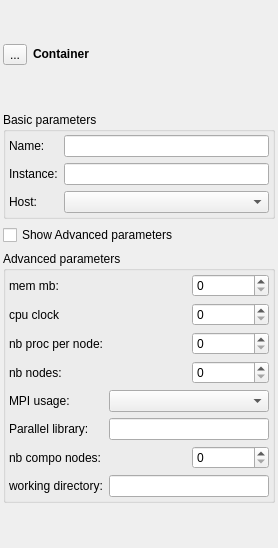
This is src/genericgui/FormContainer.ui in SalomePlatform/yacs as Qt 5 draws it before an edit. The edited form follows.
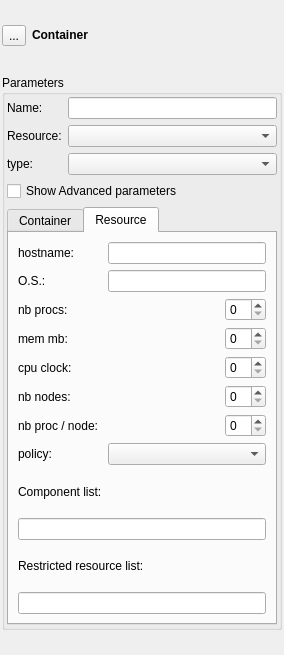
This is the edited form. Custom widgets are drawn as their Qt base class.

Diff of the .ui file:
```diff
--- a/src/genericgui/FormContainer.ui
+++ b/src/genericgui/FormContainer.ui
@@ -1,35 +1,26 @@
 <ui version="4.0" >
  <class>fm_container</class>
- <widget class="QWidget" name="fm_container" >
-  <property name="geometry" >
+ <widget class="QWidget" name="fm_container">
+  <property name="geometry">
    <rect>
     <x>0</x>
     <y>0</y>
-    <width>278</width>
-    <height>548</height>
+    <width>284</width>
+    <height>655</height>
    </rect>
   </property>
   <property name="windowTitle" >
    <string>Form</string>
   </property>
-  <layout class="QGridLayout" >
-   <property name="leftMargin" >
-    <number>3</number>
+  <layout class="QGridLayout" name="gridLayout_5">
+   <property name="margin">
+    <number>2</number>
    </property>
-   <property name="topMargin" >
-    <number>3</number>
-   </property>
-   <property name="rightMargin" >
-    <number>3</number>
-   </property>
-   <property name="bottomMargin" >
-    <number>3</number>
-   </property>
-   <item row="0" column="0" >
-    <layout class="QHBoxLayout" >
+   <item row="0" column="0">
+    <layout class="QHBoxLayout" name="horizontalLayout">
      <item>
-      <widget class="QToolButton" name="tb_container" >
-       <property name="text" >
+      <widget class="QToolButton" name="tb_container">
+       <property name="text">
         <string>...</string>
        </property>
        <property name="checkable" >
@@ -38,9 +29,9 @@
       </widget>
      </item>
      <item>
-      <widget class="QLabel" name="label" >
-       <property name="sizePolicy" >
-        <sizepolicy vsizetype="Fixed" hsizetype="Preferred" >
+      <widget class="QLabel" name="label">
+       <property name="sizePolicy">
+        <sizepolicy hsizetype="Preferred" vsizetype="Fixed">
          <horstretch>0</horstretch>
          <verstretch>0</verstretch>
         </sizepolicy>
@@ -56,224 +47,463 @@
        </property>
       </widget>
      </item>
+     <item>
+      <spacer name="horizontalSpacer_7">
+       <property name="orientation">
+        <enum>Qt::Horizontal</enum>
+       </property>
+       <property name="sizeHint" stdset="0">
+        <size>
+         <width>40</width>
+         <height>20</height>
+        </size>
+       </property>
+      </spacer>
+     </item>
     </layout>
    </item>
-   <item row="1" column="0" >
-    <widget class="QFrame" name="fr_container" >
-     <property name="sizePolicy" >
-      <sizepolicy vsizetype="Fixed" hsizetype="Preferred" >
+   <item row="1" column="0">
+    <widget class="QGroupBox" name="gb_basic">
+     <property name="sizePolicy">
+      <sizepolicy hsizetype="Preferred" vsizetype="Fixed">
        <horstretch>0</horstretch>
        <verstretch>0</verstretch>
       </sizepolicy>
      </property>
-     <property name="frameShape" >
-      <enum>QFrame::NoFrame</enum>
+     <property name="title">
+      <string>Parameters</string>
      </property>
-     <property name="frameShadow" >
-      <enum>QFrame::Raised</enum>
-     </property>
-     <layout class="QGridLayout" >
-      <property name="leftMargin" >
-       <number>0</number>
+     <layout class="QGridLayout" name="gridLayout_4">
+      <property name="margin">
+       <number>2</number>
       </property>
-      <property name="topMargin" >
-       <number>0</number>
-      </property>
-      <property name="rightMargin" >
-       <number>0</number>
-      </property>
-      <property name="bottomMargin" >
-       <number>0</number>
-      </property>
-      <item row="0" column="0" >
-       <widget class="QGroupBox" name="gb_basic" >
-        <property name="sizePolicy" >
-         <sizepolicy vsizetype="Fixed" hsizetype="Preferred" >
-          <horstretch>0</horstretch>
-          <verstretch>0</verstretch>
-         </sizepolicy>
+      <item row="0" column="0">
+       <widget class="QLabel" name="label_2">
+        <property name="text">
+         <string>Name:</string>
         </property>
-        <property name="title" >
-         <string>Basic parameters</string>
+       </widget>
+      </item>
+      <item row="0" column="1">
+       <widget class="QLineEdit" name="le_name">
+        <property name="toolTip">
+         <string>identification of the container in schema</string>
         </property>
-        <layout class="QGridLayout" >
-         <property name="leftMargin" >
-          <number>3</number>
-         </property>
-         <property name="topMargin" >
-          <number>3</number>
-         </property>
-         <property name="rightMargin" >
-          <number>3</number>
-         </property>
-         <property name="bottomMargin" >
-          <number>3</number>
-         </property>
-         <item row="0" column="0" >
-          <widget class="QLabel" name="label_2" >
-           <property name="text" >
-            <string>Name:</string>
-           </property>
-          </widget>
-         </item>
-         <item row="0" column="1" >
-          <widget class="QLineEdit" name="le_name" >
-           <property name="toolTip" >
-            <string>identification of the container in schema</string>
-           </property>
-          </widget>
-         </item>
-         <item row="1" column="0" >
-          <widget class="QLabel" name="label_3" >
-           <property name="text" >
-            <string>Instance:</string>
-           </property>
-          </widget>
-         </item>
-         <item row="1" column="1" >
-          <widget class="QLineEdit" name="le_instance" >
-           <property name="toolTip" >
-            <string>name of the container when instanciated at runtime</string>
-           </property>
-          </widget>
-         </item>
-         <item row="2" column="0" >
-          <widget class="QLabel" name="label_4" >
-           <property name="text" >
-            <string>Host:</string>
-           </property>
-          </widget>
-         </item>
-         <item row="2" column="1" >
-          <widget class="QComboBox" name="cb_host" >
-           <property name="toolTip" >
-            <string>name of the computer hosting container when manually set</string>
-           </property>
-          </widget>
-         </item>
-        </layout>
        </widget>
       </item>
-      <item row="1" column="0" >
-       <widget class="QCheckBox" name="ch_advance" >
-        <property name="text" >
+      <item row="1" column="0">
+       <widget class="QLabel" name="label_4">
+        <property name="text">
+         <string>Resource:</string>
+        </property>
+       </widget>
+      </item>
+      <item row="1" column="1">
+       <widget class="ComboBox" name="cb_resource">
+        <property name="toolTip">
+         <string>name of the resource hosting container when manually set</string>
+        </property>
+       </widget>
+      </item>
+      <item row="2" column="0">
+       <widget class="QLabel" name="label_15">
+        <property name="text">
+         <string>type:</string>
+        </property>
+       </widget>
+      </item>
+      <item row="2" column="1">
+       <widget class="ComboBox" name="cb_type">
+        <property name="toolTip">
+         <string>container type</string>
+        </property>
+        <property name="maxVisibleItems">
+         <number>2</number>
+        </property>
+       </widget>
+      </item>
+      <item row="3" column="0" colspan="2">
+       <widget class="QCheckBox" name="ch_advance">
+        <property name="text">
          <string>Show Advanced parameters</string>
         </property>
        </widget>
       </item>
-      <item row="2" column="0" >
-       <widget class="QGroupBox" name="gb_advance" >
-        <property name="sizePolicy" >
-         <sizepolicy vsizetype="Fixed" hsizetype="Preferred" >
-          <horstretch>0</horstretch>
-          <verstretch>0</verstretch>
-         </sizepolicy>
+      <item row="4" column="0" colspan="2">
+       <widget class="QTabWidget" name="tw_advance">
+        <property name="currentIndex">
+         <number>1</number>
         </property>
-        <property name="title" >
-         <string>Advanced parameters</string>
-        </property>
-        <layout class="QGridLayout" >
-         <property name="leftMargin" >
-          <number>3</number>
-         </property>
-         <property name="topMargin" >
-          <number>3</number>
-         </property>
-         <property name="rightMargin" >
-          <number>3</number>
-         </property>
-         <property name="bottomMargin" >
-          <number>3</number>
-         </property>
-         <item row="0" column="0" >
-          <widget class="QLabel" name="label_5" >
-           <property name="text" >
-            <string>mem mb:</string>
-           </property>
-          </widget>
-         </item>
-         <item row="0" column="2" >
-          <widget class="QSpinBox" name="sb_mem" >
-           <property name="toolTip" >
-            <string>required memory (megaBytes)</string>
-           </property>
-          </widget>
-         </item>
-         <item row="1" column="0" >
-          <widget class="QLabel" name="label_6" >
-           <property name="text" >
-            <string>cpu clock</string>
-           </property>
-          </widget>
-         </item>
-         <item row="1" column="2" >
-          <widget class="QSpinBox" name="sb_cpu" >
-           <property name="toolTip" >
-            <string>required cpu clock frequency (MHz)</string>
-           </property>
-          </widget>
-         </item>
-         <item row="2" column="0" colspan="2" >
-          <widget class="QLabel" name="label_7" >
-           <property name="text" >
-            <string>nb proc per node:</string>
-           </property>
-          </widget>
-         </item>
-         <item row="2" column="2" >
-          <widget class="QSpinBox" name="sb_procNode" />
-         </item>
-         <item row="3" column="0" >
-          <widget class="QLabel" name="label_8" >
-           <property name="text" >
-            <string>nb nodes:</string>
-           </property>
-          </widget>
-         </item>
-         <item row="3" column="2" >
-          <widget class="QSpinBox" name="sb_nbNodes" />
-         </item>
-         <item row="4" column="0" >
-          <widget class="QLabel" name="label_9" >
-           <property name="text" >
-            <string>MPI usage:</string>
-           </property>
-          </widget>
-         </item>
-         <item row="4" column="1" colspan="2" >
-          <widget class="QComboBox" name="cb_mpi" />
-         </item>
-         <item row="5" column="0" >
-          <widget class="QLabel" name="label_10" >
-           <property name="text" >
-            <string>Parallel library:</string>
-           </property>
-          </widget>
-         </item>
-         <item row="5" column="1" colspan="2" >
-          <widget class="QLineEdit" name="le_parallel" />
-         </item>
-         <item row="6" column="0" >
-          <widget class="QLabel" name="label_11" >
-           <property name="text" >
-            <string>nb compo nodes:</string>
-           </property>
-          </widget>
-         </item>
-         <item row="6" column="2" >
-          <widget class="QSpinBox" name="sb_nbCompoNodes" />
-         </item>
-         <item row="7" column="0" >
-          <widget class="QLabel" name="label_12" >
-           <property name="text" >
-            <string>working directory:</string>
-           </property>
-          </widget>
-         </item>
-         <item row="7" column="1" colspan="2" >
-          <widget class="QLineEdit" name="le_workdir" />
-         </item>
-        </layout>
+        <widget class="QWidget" name="tab">
+         <attribute name="title">
+          <string>Container</string>
+         </attribute>
+         <layout class="QGridLayout" name="gridLayout_2">
+          <item row="0" column="0" colspan="2">
+           <widget class="QLabel" name="label_3">
+            <property name="text">
+             <string>container name:</string>
+            </property>
+           </widget>
+          </item>
+          <item row="0" column="2">
+           <widget class="QLineEdit" name="le_contname">
+            <property name="toolTip">
+             <string>name of the container when instanciated at runtime</string>
+            </property>
+           </widget>
+          </item>
+          <item row="1" column="0">
+           <widget class="QLabel" name="label_9">
+            <property name="text">
+             <string>mode:</string>
+            </property>
+           </widget>
+          </item>
+          <item row="2" column="0" colspan="2">
+           <widget class="QLabel" name="label_12">
+            <property name="text">
+             <string>working dir:</string>
+            </property>
+           </widget>
+          </item>
+          <item row="2" column="2">
+           <widget class="QLineEdit" name="le_workdir"/>
+          </item>
+          <item row="3" column="0" colspan="3">
+           <widget class="QGroupBox" name="groupBox_2">
+            <property name="title">
+             <string>Parallel parameters</string>
+            </property>
+            <layout class="QGridLayout" name="gridLayout">
+             <item row="0" column="0">
+              <widget class="QLabel" name="label_16">
+               <property name="text">
+                <string>nb procs:</string>
+               </property>
+              </widget>
+             </item>
+             <item row="0" column="3">
+              <widget class="QSpinBox" name="sb_nbprocpar">
+               <property name="sizePolicy">
+                <sizepolicy hsizetype="Fixed" vsizetype="Fixed">
+                 <horstretch>0</horstretch>
+                 <verstretch>0</verstretch>
+                </sizepolicy>
+               </property>
+              </widget>
+             </item>
+             <item row="1" column="0" colspan="4">
+              <widget class="QCheckBox" name="ch_mpi">
+               <property name="sizePolicy">
+                <sizepolicy hsizetype="Minimum" vsizetype="Fixed">
+                 <horstretch>0</horstretch>
+                 <verstretch>0</verstretch>
+                </sizepolicy>
+               </property>
+               <property name="layoutDirection">
+                <enum>Qt::RightToLeft</enum>
+               </property>
+               <property name="autoFillBackground">
+                <bool>false</bool>
+               </property>
+               <property name="text">
+                <string>MPI container</string>
+               </property>
+              </widget>
+             </item>
+             <item row="2" column="0" colspan="2">
+              <widget class="QLabel" name="label_17">
+               <property name="text">
+                <string>PaCO++ lib:</string>
+               </property>
+              </widget>
+             </item>
+             <item row="2" column="2" colspan="2">
+              <widget class="ComboBox" name="cb_parallel">
+               <property name="editable">
+                <bool>false</bool>
+               </property>
+              </widget>
+             </item>
+             <item row="0" column="2">
+              <spacer name="horizontalSpacer">
+               <property name="orientation">
+                <enum>Qt::Horizontal</enum>
+               </property>
+               <property name="sizeHint" stdset="0">
+                <size>
+                 <width>50</width>
+                 <height>20</height>
+                </size>
+               </property>
+              </spacer>
+             </item>
+            </layout>
+           </widget>
+          </item>
+          <item row="4" column="1">
+           <spacer name="verticalSpacer">
+            <property name="orientation">
+             <enum>Qt::Vertical</enum>
+            </property>
+            <property name="sizeHint" stdset="0">
+             <size>
+              <width>20</width>
+              <height>168</height>
+             </size>
+            </property>
+           </spacer>
+          </item>
+          <item row="1" column="2">
+           <widget class="QLineEdit" name="cb_mode">
+            <property name="readOnly">
+             <bool>true</bool>
+            </property>
+           </widget>
+          </item>
+         </layout>
+        </widget>
+        <widget class="QWidget" name="tab_2">
+         <attribute name="title">
+          <string>Resource</string>
+         </attribute>
+         <layout class="QGridLayout" name="gridLayout_3">
+          <item row="0" column="0">
+           <widget class="QLabel" name="label_19">
+            <property name="text">
+             <string>hostname:</string>
+            </property>
+           </widget>
+          </item>
+          <item row="0" column="1" colspan="2">
+           <widget class="QLineEdit" name="le_hostname"/>
+          </item>
+          <item row="1" column="0">
+           <widget class="QLabel" name="label_13">
+            <property name="text">
+             <string>O.S.:</string>
+            </property>
+           </widget>
+          </item>
+          <item row="1" column="1" colspan="2">
+           <widget class="QLineEdit" name="le_os"/>
+          </item>
+          <item row="2" column="0">
+           <widget class="QLabel" name="label_20">
+            <property name="text">
+             <string>nb procs:</string>
+            </property>
+           </widget>
+          </item>
+          <item row="2" column="1">
+           <spacer name="horizontalSpacer_2">
+            <property name="orientation">
+             <enum>Qt::Horizontal</enum>
+            </property>
+            <property name="sizeHint" stdset="0">
+             <size>
+              <width>20</width>
+              <height>20</height>
+             </size>
+            </property>
+           </spacer>
+          </item>
+          <item row="2" column="2">
+           <widget class="QSpinBox" name="sb_nbproc">
+            <property name="sizePolicy">
+             <sizepolicy hsizetype="Fixed" vsizetype="Fixed">
+              <horstretch>0</horstretch>
+              <verstretch>0</verstretch>
+             </sizepolicy>
+            </property>
+           </widget>
+          </item>
+          <item row="3" column="0">
+           <widget class="QLabel" name="label_5">
+            <property name="text">
+             <string>mem mb:</string>
+            </property>
+           </widget>
+          </item>
+          <item row="3" column="1">
+           <spacer name="horizontalSpacer_3">
+            <property name="orientation">
+             <enum>Qt::Horizontal</enum>
+            </property>
+            <property name="sizeHint" stdset="0">
+             <size>
+              <width>20</width>
+              <height>20</height>
+             </size>
+            </property>
+           </spacer>
+          </item>
+          <item row="3" column="2">
+           <widget class="QSpinBox" name="sb_mem">
+            <property name="sizePolicy">
+             <sizepolicy hsizetype="Fixed" vsizetype="Fixed">
+              <horstretch>0</horstretch>
+              <verstretch>0</verstretch>
+             </sizepolicy>
+            </property>
+            <property name="toolTip">
+             <string>required memory (megaBytes)</string>
+            </property>
+           </widget>
+          </item>
+          <item row="4" column="0">
+           <widget class="QLabel" name="label_6">
+            <property name="text">
+             <string>cpu clock:</string>
+            </property>
+           </widget>
+          </item>
+          <item row="4" column="1">
+           <spacer name="horizontalSpacer_4">
+            <property name="orientation">
+             <enum>Qt::Horizontal</enum>
+            </property>
+            <property name="sizeHint" stdset="0">
+             <size>
+              <width>20</width>
+              <height>20</height>
+             </size>
+            </property>
+           </spacer>
+          </item>
+          <item row="4" column="2">
+           <widget class="QSpinBox" name="sb_cpu">
+            <property name="sizePolicy">
+             <sizepolicy hsizetype="Fixed" vsizetype="Fixed">
+              <horstretch>0</horstretch>
+              <verstretch>0</verstretch>
+             </sizepolicy>
+            </property>
+            <property name="toolTip">
+             <string>required cpu clock frequency (MHz)</string>
+            </property>
+           </widget>
+          </item>
+          <item row="5" column="0">
+           <widget class="QLabel" name="label_8">
+            <property name="text">
+             <string>nb nodes:</string>
+            </property>
+           </widget>
+          </item>
+          <item row="5" column="1">
+           <spacer name="horizontalSpacer_5">
+            <property name="orientation">
+             <enum>Qt::Horizontal</enum>
+            </property>
+            <property name="sizeHint" stdset="0">
+             <size>
+              <width>20</width>
+              <height>20</height>
+             </size>
+            </property>
+           </spacer>
+          </item>
+          <item row="5" column="2">
+           <widget class="QSpinBox" name="sb_nbNodes">
+            <property name="sizePolicy">
+             <sizepolicy hsizetype="Fixed" vsizetype="Fixed">
+              <horstretch>0</horstretch>
+              <verstretch>0</verstretch>
+             </sizepolicy>
+            </property>
+           </widget>
+          </item>
+          <item row="6" column="0">
+           <widget class="QLabel" name="label_7">
+            <property name="text">
+             <string>nb proc / node:</string>
+            </property>
+           </widget>
+          </item>
+          <item row="6" column="1">
+           <spacer name="horizontalSpacer_6">
+            <property name="orientation">
+             <enum>Qt::Horizontal</enum>
+            </property>
+            <property name="sizeHint" stdset="0">
+             <size>
+              <width>20</width>
+              <height>20</height>
+             </size>
+            </property>
+           </spacer>
+          </item>
+          <item row="6" column="2">
+           <widget class="QSpinBox" name="sb_procNode">
+            <property name="sizePolicy">
+             <sizepolicy hsizetype="Fixed" vsizetype="Fixed">
+              <horstretch>0</horstretch>
+              <verstretch>0</verstretch>
+             </sizepolicy>
+            </property>
+           </widget>
+          </item>
+          <item row="7" column="0">
+           <widget class="QLabel" name="label_14">
+            <property name="text">
+             <string>policy:</string>
+            </property>
+           </widget>
+          </item>
+          <item row="8" column="0">
+           <widget class="QLabel" name="label_10">
+            <property name="sizePolicy">
+             <sizepolicy hsizetype="Preferred" vsizetype="Preferred">
+              <horstretch>0</horstretch>
+              <verstretch>0</verstretch>
+             </sizepolicy>
+            </property>
+            <property name="text">
+             <string>Component list:</string>
+            </property>
+           </widget>
+          </item>
+          <item row="9" column="0" colspan="3">
+           <widget class="QLineEdit" name="le_compolist">
+            <property name="toolTip">
+             <string>example: GEOM, SMESH</string>
+            </property>
+           </widget>
+          </item>
+          <item row="10" column="0" colspan="2">
+           <widget class="QLabel" name="label_21">
+            <property name="sizePolicy">
+             <sizepolicy hsizetype="MinimumExpanding" vsizetype="Preferred">
+              <horstretch>0</horstretch>
+              <verstretch>0</verstretch>
+             </sizepolicy>
+            </property>
+            <property name="text">
+             <string>Restricted resource list:</string>
+            </property>
+           </widget>
+          </item>
+          <item row="11" column="0" colspan="3">
+           <widget class="QLineEdit" name="le_resourceList">
+            <property name="toolTip">
+             <string>example: machine1, machine2</string>
+            </property>
+           </widget>
+          </item>
+          <item row="7" column="1" colspan="2">
+           <widget class="ComboBox" name="cb_policy">
+            <property name="editable">
+             <bool>false</bool>
+            </property>
+            <property name="maxVisibleItems">
+             <number>3</number>
+            </property>
+           </widget>
+          </item>
+         </layout>
+        </widget>
        </widget>
       </item>
      </layout>
@@ -281,6 +511,13 @@
    </item>
   </layout>
  </widget>
+ <customwidgets>
+  <customwidget>
+   <class>ComboBox</class>
+   <extends>QComboBox</extends>
+   <header>FormComponent.hxx</header>
+  </customwidget>
+ </customwidgets>
  <resources/>
  <connections/>
 </ui>
```
Left out of the diff: 30 changed lines with no effect on the pictures.
